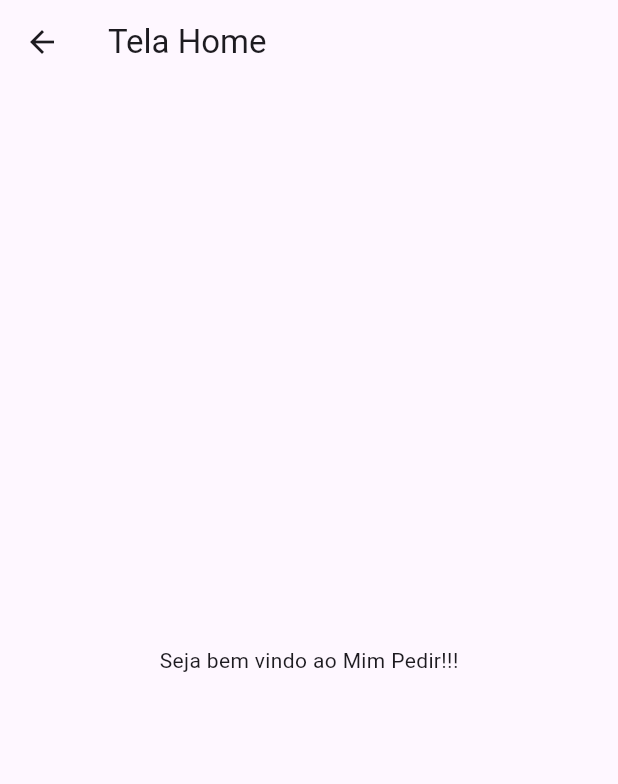
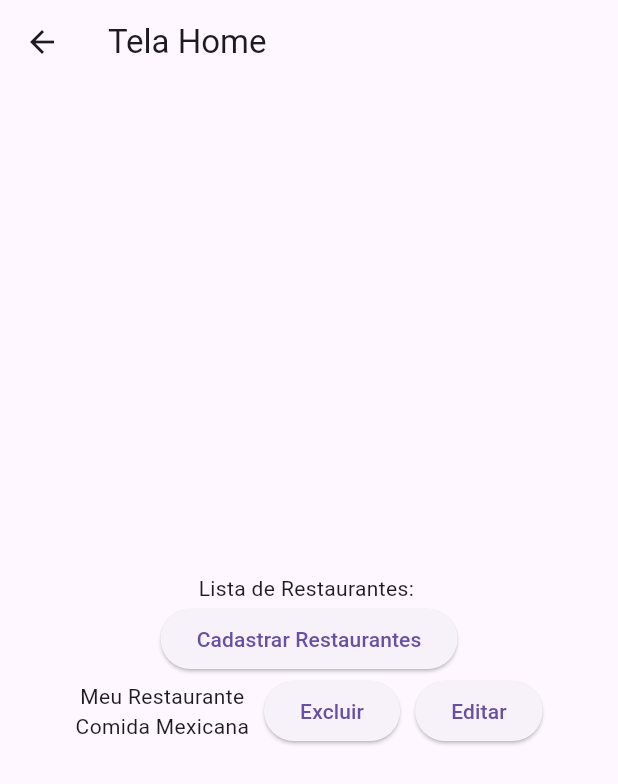
Before and after one commit to Alexsa1928/mimpedir, a Flutter app: the TelaHome screen opened directly, on a phone screen of 412 x 824 dp. Shown: the top 784 px of the screen. Run offline on Flutter 3.47's test engine with Material 3 defaults, Android fonts, the phone set to English and light mode, and no system bars; our stand-ins replace sqflite; accounts and stored records are empty.

Commit message:
Criando a Tela de Cadastro de Restaurante

```diff
--- a/lib/tela_home.dart
+++ b/lib/tela_home.dart
@@ -1,4 +1,5 @@
 import 'package:flutter/material.dart';
+import 'mimpedir/tela_cad_restaurante.dart';
 
 class TelaHome extends StatelessWidget{
   TelaHome({super.key});
@@ -7,9 +8,33 @@ class TelaHome extends StatelessWidget{
   Widget build(BuildContext context){
   return Scaffold(
       appBar: AppBar(title: const Text('Tela Home')),
-  body: Center(
-    child: Text('Seja bem vindo ao Mim Pedir!!!'),
-  ),
+  body: Padding(padding: const EdgeInsets.all(20),
+    child: Column(
+      mainAxisAlignment: MainAxisAlignment.center,
+        children: [
+          Text("Lista de Restaurantes: "),
+          ElevatedButton(onPressed: (){
+            Navigator.push(context, MaterialPageRoute(builder: (context) => TelaCadRestaurante()));
+          }, child: Text("Cadastrar Restaurantes")),
+          Row(
+            mainAxisAlignment: MainAxisAlignment.center,
+            children:
+            [
+              Column(
+                children: [
+                  Text("Meu Restaurante"),
+                  Text("Comida Mexicana")
+                ],
+              ),
+              SizedBox(width: 10),
+              ElevatedButton(onPressed: (){}, child: Text("Excluir")),
+              SizedBox(width: 10),
+              ElevatedButton(onPressed: (){}, child: Text("Editar")),
+            ],
+          ),
+        ],
+    ),
+  )
   );
 }
 }
--- a/lib/tela_login.dart
+++ b/lib/tela_login.dart
@@ -28,7 +28,7 @@ Widget build(BuildContext context){
           decoration: const InputDecoration(labelText:'Usuário'),
           controller: usuarioController,
         ),
-        const SizedBox(height: 20),
+        const SizedBox(height: 40),
         TextField(
           decoration: const InputDecoration(labelText: 'Senha'),
           obscureText: true,
```
Also changed, not shown: lib/tela_cad_restaurante.dart (added, +49 -0 lines).
